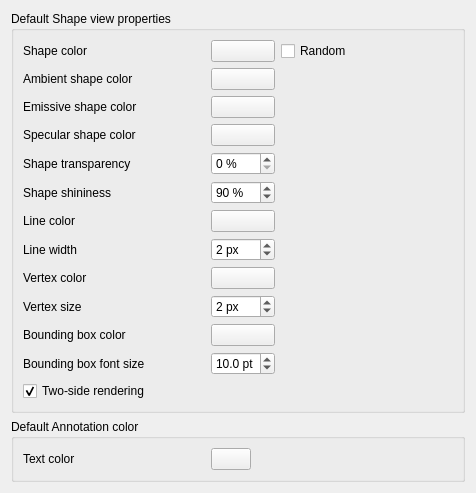
The window that src/Mod/Part/Gui/DlgSettingsObjectColor.ui (southseact-3d/fcd) describes before a commit, drawn with Qt 5.
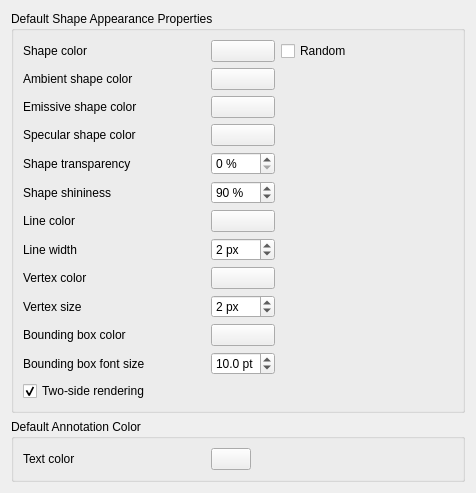
The same window after the commit. Custom widgets are drawn as their Qt base class.

```diff
--- a/src/Mod/Part/Gui/DlgSettingsObjectColor.ui
+++ b/src/Mod/Part/Gui/DlgSettingsObjectColor.ui
@@ -17,7 +17,7 @@
    <item>
     <widget class="QGroupBox" name="groupBoxDefaultColors">
      <property name="title">
-      <string>Default Shape view properties</string>
+      <string>Default Shape Appearance Properties</string>
      </property>
      <layout class="QHBoxLayout" name="horizontalLayout">
       <item>
@@ -502,7 +502,7 @@
    <item>
     <widget class="QGroupBox" name="groupBox">
      <property name="title">
-      <string>Default Annotation color</string>
+      <string>Default Annotation Color</string>
      </property>
      <layout class="QHBoxLayout" name="horizontalLayout_2">
       <item>
```
Left out of the diff: 2 changed lines with no effect on the pictures.
